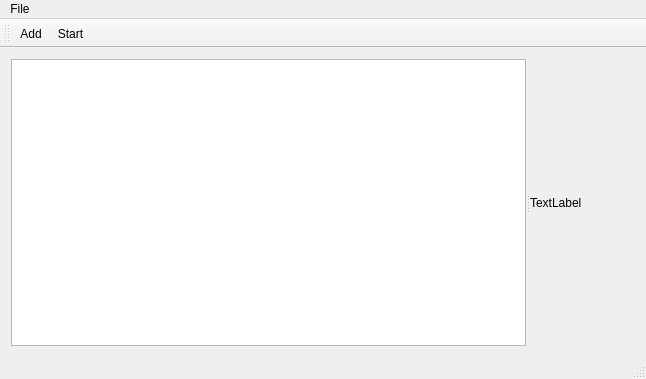
Old version of the form mainwindow.ui in the repository kozolex/barley_cnn.
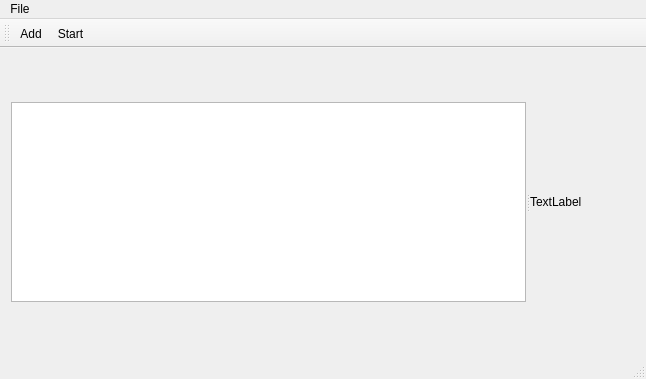
New version of the form. Icons and pictures are not drawn.

The edit to the form file:
```diff
--- a/mainwindow.ui
+++ b/mainwindow.ui
@@ -24,8 +24,8 @@
       <widget class="QLabel" name="label">
        <property name="maximumSize">
         <size>
-         <width>400</width>
-         <height>400</height>
+         <width>200</width>
+         <height>200</height>
         </size>
        </property>
        <property name="text">
```
Left out of the diff: 6 changed lines with no effect on the pictures.
